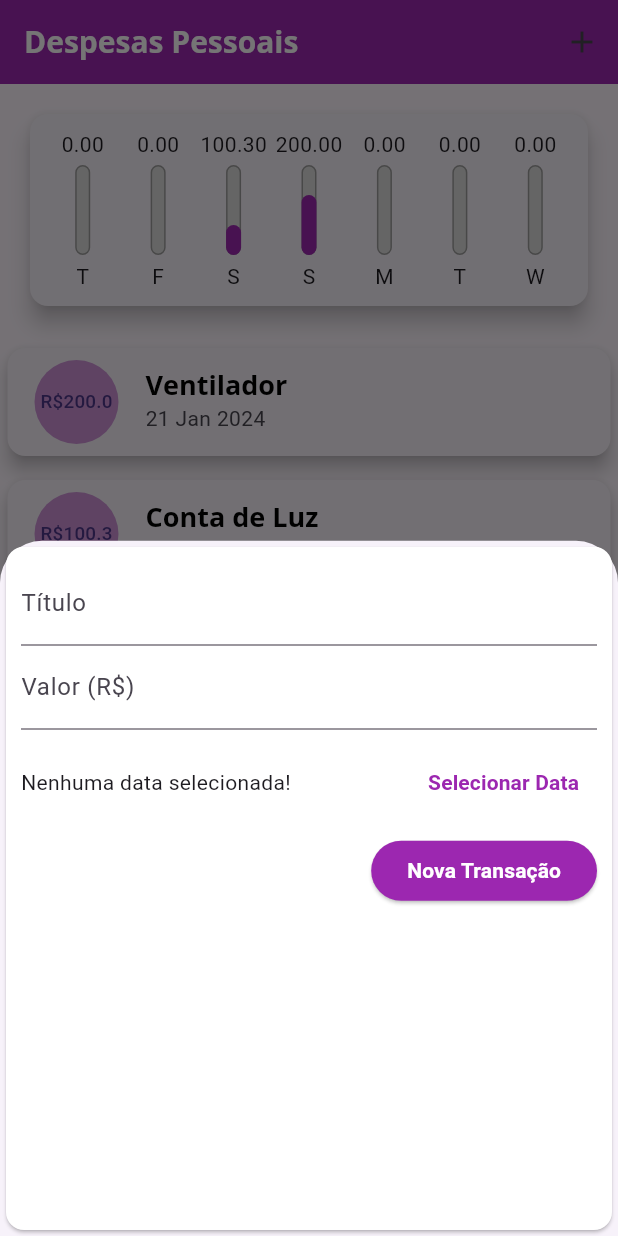
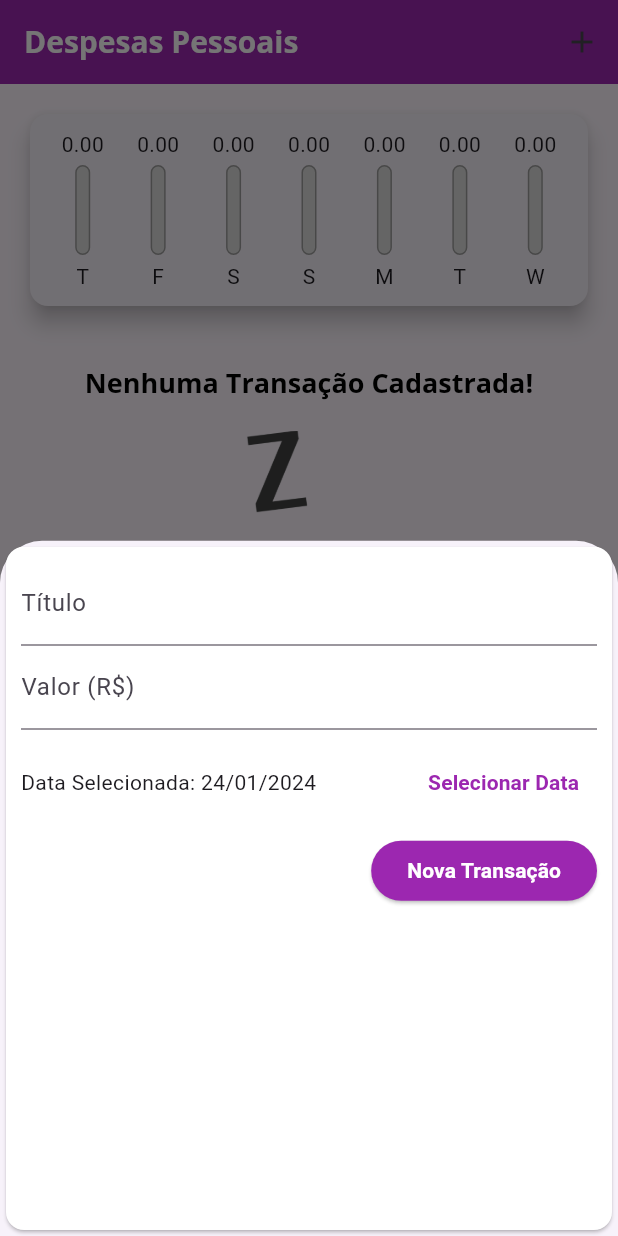
Before and after one commit to netsoncavina/flutter_expenses, a Flutter app: the screen it shows after launch, after a tap on the "add" icon, on a phone screen of 412 x 824 dp. Run offline on Flutter 3.47's test engine with Material 3 defaults, Android fonts, the phone set to English and light mode, and no system bars.

Commit message:
refactor da função

```diff
--- a/lib/components/transaction_form.dart
+++ b/lib/components/transaction_form.dart
@@ -2,7 +2,7 @@ import 'package:flutter/material.dart';
 import 'package:intl/intl.dart';
 
 class TransactionForm extends StatefulWidget {
-  final void Function(String, double) onSubmit;
+  final void Function(String, double, DateTime) onSubmit;
 
   const TransactionForm({Key? key, required this.onSubmit}) : super(key: key);
 
@@ -13,7 +13,7 @@ class TransactionForm extends StatefulWidget {
 class _TransactionFormState extends State<TransactionForm> {
   final titleController = TextEditingController();
   final valueController = TextEditingController();
-  DateTime? selectedDate;
+  DateTime selectedDate = DateTime.now();
 
   _submitForm() {
     final title = titleController.text;
@@ -23,7 +23,7 @@ class _TransactionFormState extends State<TransactionForm> {
       return;
     }
 
-    widget.onSubmit(title, value);
+    widget.onSubmit(title, value, selectedDate);
     clearTextFields();
   }
 
--- a/lib/main.dart
+++ b/lib/main.dart
@@ -45,13 +45,10 @@ class MyHomePage extends StatefulWidget {
 }
 
 class _MyHomePageState extends State<MyHomePage> {
-  final List<Transaction> _transactions = [
-    Transaction(id: 't1', title: 'Ventilador', value: 200, date: DateTime.now().subtract(const Duration(days: 3))),
-    Transaction(id: 't2', title: 'Conta de Luz', value: 100.30, date: DateTime.now().subtract(const Duration(days: 4))),
-  ];
+  final List<Transaction> _transactions = [];
 
-  _addTransaction(String title, double value) {
-    final newTransaction = Transaction(id: DateTime.now().toString(), title: title, value: value, date: DateTime.now());
+  _addTransaction(String title, double value, DateTime date) {
+    final newTransaction = Transaction(id: DateTime.now().toString(), title: title, value: value, date: date);
 
     setState(() {
       _transactions.add(newTransaction);
```
